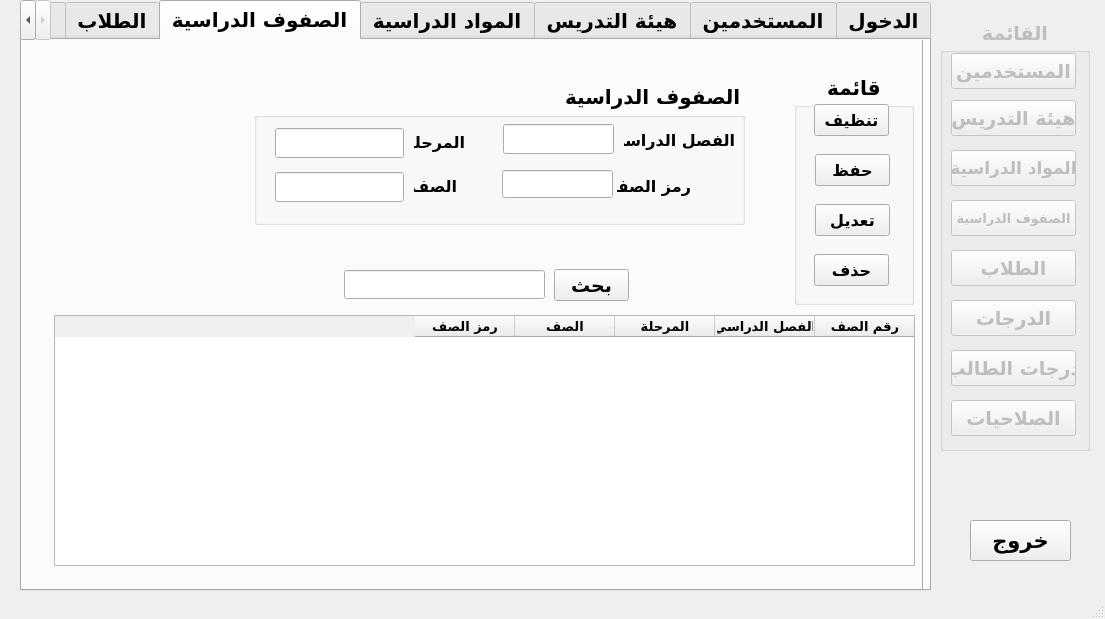
The window that school_management.ui (mostafabasuni/School-Management-System) describes before a commit, drawn with Qt 5.
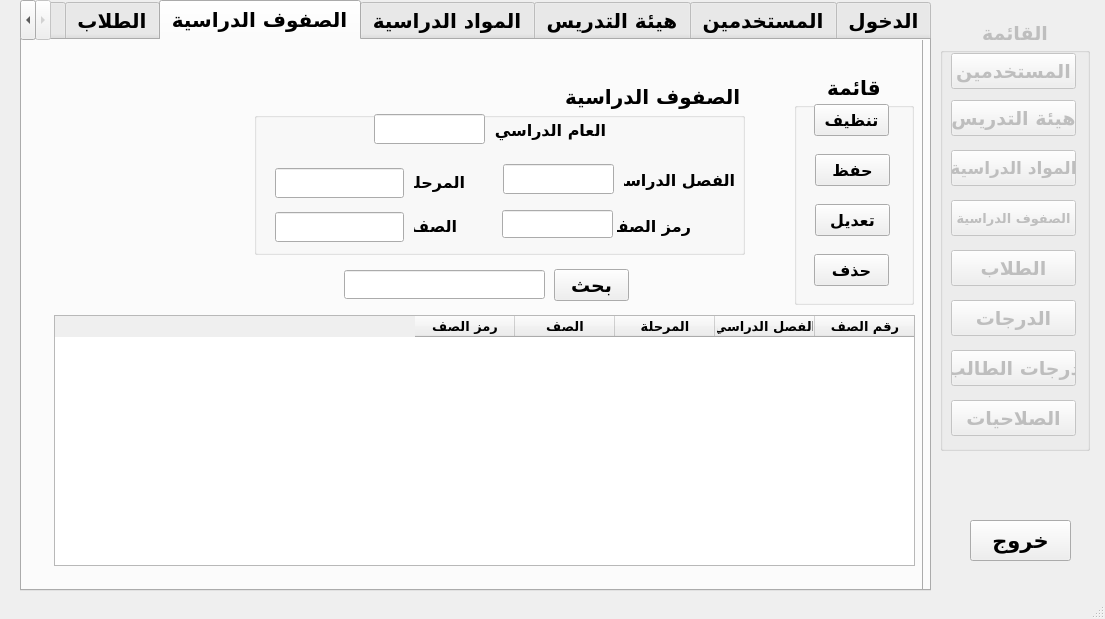
The same window after the commit. The open tabs and pages were chosen to show the change.

```diff
--- a/school_management.ui
+++ b/school_management.ui
@@ -2015,7 +2015,7 @@
           <x>240</x>
           <y>44</y>
           <width>491</width>
-          <height>141</height>
+          <height>171</height>
          </rect>
         </property>
         <property name="title">
@@ -2025,7 +2025,7 @@
          <property name="geometry">
           <rect>
            <x>363</x>
-           <y>90</y>
+           <y>130</y>
            <width>74</width>
            <height>24</height>
           </rect>
@@ -2046,7 +2046,7 @@
          <property name="geometry">
           <rect>
            <x>248</x>
-           <y>86</y>
+           <y>126</y>
            <width>111</width>
            <height>28</height>
           </rect>
@@ -2061,7 +2061,7 @@
          <property name="geometry">
           <rect>
            <x>160</x>
-           <y>90</y>
+           <y>130</y>
            <width>43</width>
            <height>24</height>
           </rect>
@@ -2082,7 +2082,7 @@
          <property name="geometry">
           <rect>
            <x>249</x>
-           <y>40</y>
+           <y>80</y>
            <width>111</width>
            <height>30</height>
           </rect>
@@ -2100,7 +2100,7 @@
          <property name="geometry">
           <rect>
            <x>21</x>
-           <y>44</y>
+           <y>84</y>
            <width>129</width>
            <height>30</height>
           </rect>
@@ -2115,7 +2115,7 @@
          <property name="geometry">
           <rect>
            <x>160</x>
-           <y>46</y>
+           <y>86</y>
            <width>51</width>
            <height>24</height>
           </rect>
@@ -2136,7 +2136,7 @@
          <property name="geometry">
           <rect>
            <x>21</x>
-           <y>88</y>
+           <y>128</y>
            <width>129</width>
            <height>30</height>
           </rect>
@@ -2151,7 +2151,7 @@
          <property name="geometry">
           <rect>
            <x>370</x>
-           <y>44</y>
+           <y>84</y>
            <width>111</width>
            <height>24</height>
           </rect>
@@ -2165,6 +2165,42 @@
           <string>الفصل الدراسي</string>
          </property>
         </widget>
+        <widget class="QLineEdit" name="lineEdit_61">
+         <property name="enabled">
+          <bool>true</bool>
+         </property>
+         <property name="geometry">
+          <rect>
+           <x>120</x>
+           <y>30</y>
+           <width>111</width>
+           <height>30</height>
+          </rect>
+         </property>
+         <property name="font">
+          <font>
+           <pointsize>12</pointsize>
+          </font>
+         </property>
+        </widget>
+        <widget class="QLabel" name="label_63">
+         <property name="geometry">
+          <rect>
+           <x>241</x>
+           <y>34</y>
+           <width>111</width>
+           <height>24</height>
+          </rect>
+         </property>
+         <property name="font">
+          <font>
+           <pointsize>12</pointsize>
+          </font>
+         </property>
+         <property name="text">
+          <string>العام الدراسي</string>
+         </property>
+        </widget>
        </widget>
        <widget class="QTableWidget" name="tableWidget_9">
         <property name="geometry">
```
Left out of the diff: 4 changed lines with no effect on the pictures.
